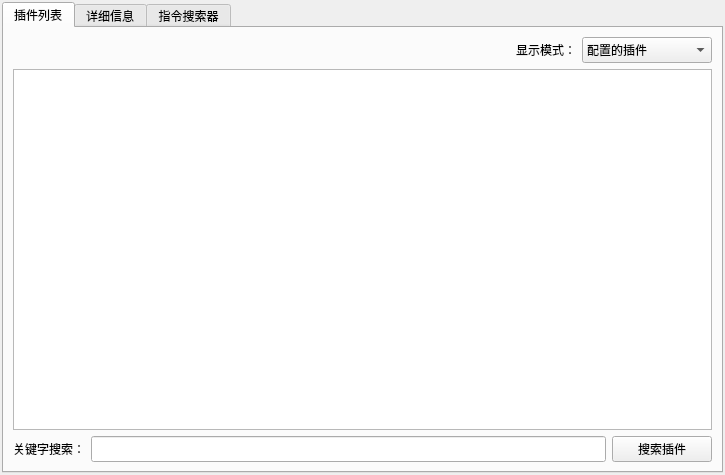
DrillUp/DrillPluginInformationReader, file DrillPluginInformationReader/Source/InformationModule/p_InformationPart.ui: the form before one commit.
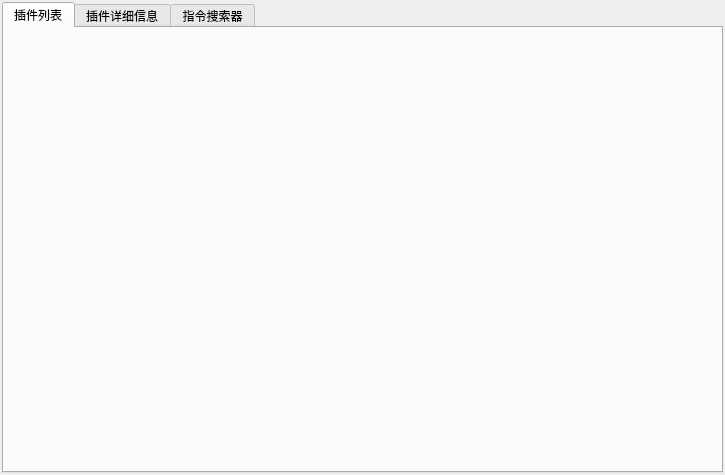
The form after the commit. The open tabs and pages were chosen to show the change.

The edit to the form file:
```diff
--- a/DrillPluginInformationReader/Source/InformationModule/p_InformationPart.ui
+++ b/DrillPluginInformationReader/Source/InformationModule/p_InformationPart.ui
@@ -35,127 +35,27 @@
       <attribute name="title">
        <string>插件列表</string>
       </attribute>
-      <layout class="QGridLayout" name="gridLayout">
-       <item row="0" column="1">
-        <widget class="QLabel" name="label_pluginMode">
-         <property name="text">
-          <string>显示模式：</string>
-         </property>
-        </widget>
-       </item>
-       <item row="0" column="2">
-        <widget class="QComboBox" name="comboBox_pluginMode">
-         <property name="minimumSize">
-          <size>
-           <width>130</width>
-           <height>26</height>
-          </size>
-         </property>
-         <item>
-          <property name="text">
-           <string>配置的插件</string>
-          </property>
-         </item>
-         <item>
-          <property name="text">
-           <string>全部插件</string>
-          </property>
-         </item>
-        </widget>
-       </item>
-       <item row="0" column="0">
-        <spacer name="horizontalSpacer">
-         <property name="orientation">
-          <enum>Qt::Horizontal</enum>
-         </property>
-         <property name="sizeHint" stdset="0">
-          <size>
-           <width>40</width>
-           <height>20</height>
-          </size>
-         </property>
-        </spacer>
-       </item>
-       <item row="1" column="0" colspan="3">
-        <widget class="QStackedWidget" name="stackedWidget">
-         <property name="currentIndex">
-          <number>0</number>
-         </property>
-         <widget class="QWidget" name="page">
-          <layout class="QVBoxLayout" name="verticalLayout">
-           <property name="leftMargin">
-            <number>0</number>
-           </property>
-           <property name="topMargin">
-            <number>0</number>
-           </property>
-           <property name="rightMargin">
-            <number>0</number>
-           </property>
-           <property name="bottomMargin">
-            <number>0</number>
-           </property>
-           <item>
-            <widget class="QTableWidget" name="tableWidget_configedPlugin"/>
-           </item>
-          </layout>
-         </widget>
-         <widget class="QWidget" name="page_2">
-          <layout class="QGridLayout" name="gridLayout_2">
-           <property name="leftMargin">
-            <number>0</number>
-           </property>
-           <property name="topMargin">
-            <number>0</number>
-           </property>
-           <property name="rightMargin">
-            <number>0</number>
-           </property>
-           <property name="bottomMargin">
-            <number>0</number>
-           </property>
-           <item row="1" column="0">
-            <widget class="QLabel" name="label_searchPlugin">
-             <property name="text">
-              <string>关键字搜索：</string>
-             </property>
-            </widget>
-           </item>
-           <item row="1" column="1">
-            <widget class="QLineEdit" name="lineEdit_searchPlugin">
-             <property name="minimumSize">
-              <size>
-               <width>0</width>
-               <height>26</height>
-              </size>
-             </property>
-            </widget>
-           </item>
-           <item row="1" column="2">
-            <widget class="QPushButton" name="pushButton_searchPlugin">
-             <property name="minimumSize">
-              <size>
-               <width>100</width>
-               <height>26</height>
-              </size>
-             </property>
-             <property name="text">
-              <string>搜索插件</string>
-             </property>
-            </widget>
-           </item>
-           <item row="0" column="0" colspan="3">
-            <widget class="QTableWidget" name="tableWidget_allPlugin"/>
-           </item>
-          </layout>
-         </widget>
-        </widget>
+      <layout class="QVBoxLayout" name="verticalLayout_5">
+       <property name="leftMargin">
+        <number>0</number>
+       </property>
+       <property name="topMargin">
+        <number>0</number>
+       </property>
+       <property name="rightMargin">
+        <number>0</number>
+       </property>
+       <property name="bottomMargin">
+        <number>0</number>
+       </property>
+       <item>
+        <layout class="QVBoxLayout" name="verticalLayout_pluginList"/>
        </item>
       </layout>
      </widget>
      <widget class="QWidget" name="tab_2">
       <attribute name="title">
-       <string>详细信息</string>
+       <string>插件详细信息</string>
       </attribute>
       <layout class="QHBoxLayout" name="horizontalLayout">
        <property name="leftMargin">
```
Left out of the diff: 62 changed lines with no effect on the pictures.
